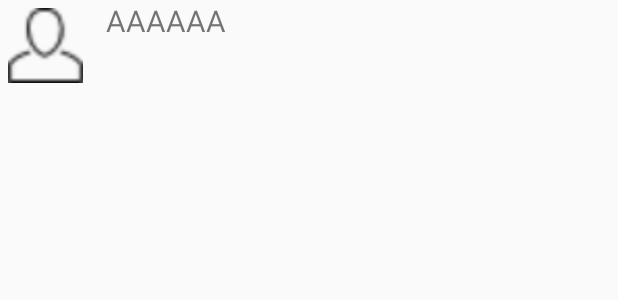
After one commit to eunji6546/CS496_Project2, an Android app: the layout listviewlayout.xml on its own in the app's theme, with its tools: preview values and no code run, on a phone screen of 412 x 824 dp. The commit adds this screen. Shown: the top 300 px of the screen. Run offline under Robolectric (Android 15) with nearby library versions, the phone set to English and light mode, and no system bars.

Commit message:
Classes & layouts for tab_a

```diff
--- a/app/src/main/java/com/example/q/practice_a/MainActivity.java
+++ b/app/src/main/java/com/example/q/practice_a/MainActivity.java
@@ -75,6 +75,7 @@ public class MainActivity extends FragmentActivity {
             @Override
             public void onSuccess(LoginResult loginResult) {
                 Toast.makeText(getApplicationContext(), "Login Succeed", Toast.LENGTH_SHORT).show();
+
 
                 new GraphRequest(
                         AccessToken.getCurrentAccessToken(),
--- /dev/null
+++ b/app/src/main/res/layout/listviewlayout.xml
@@ -0,0 +1,36 @@
+<?xml version="1.0" encoding="utf-8"?>
+<RelativeLayout xmlns:android="http://schemas.android.com/apk/res/android"
+    android:orientation="vertical" android:layout_width="match_parent"
+    android:layout_height="match_parent">
+    <ImageView
+        android:id="@+id/mPhoto"
+        android:layout_width="50dp"
+        android:layout_height="50dp"
+        android:layout_alignParentLeft="true"
+        android:layout_margin="5dp"
+        android:src="@drawable/blank_user_profile"
+        />
+    <TextView
+        android:id ="@+id/mName"
+        android:layout_width="wrap_content"
+        android:layout_height="wrap_content"
+        android:textSize="20sp"
+        android:layout_alignParentTop="true"
+        android:layout_toRightOf="@id/mPhoto"
+        android:layout_marginLeft="10dp"
+        android:text="AAAAAA"/>
+    <TextView
+        android:id="@+id/mNumberOrEmail"
+        android:layout_width="wrap_content"
+        android:layout_height="wrap_content"
+        android:textSize="20sp"
+        android:layout_below="@id/mName"
+        android:layout_alignLeft="@id/mName" />
+    <ImageView
+        android:id="@+id/mContactType"
+        android:layout_width="50dp"
+        android:layout_height="50dp"
+        android:layout_alignParentRight="true"
+        android:layout_margin="5dp" />
+
+</RelativeLayout>
```
Also changed, not shown: app/src/main/java/com/example/q/practice_a/Tab1Fragment.java (+20 -73 lines), app/src/main/java/com/example/q/practice_a/ViewHolder.java (added, +14 -0 lines), app/src/main/java/com/example/q/practice_a/dummy/ListViewAdapter.java (added, +90 -0 lines), app/src/main/java/com/example/q/practice_a/dummy/OneContact.java (added, +29 -0 lines), app/src/main/res/layout/fragment_tab1.xml (+7 -4 lines), app/src/main/res/drawable/blank_user_profile.png (added), app/src/main/res/drawable/facebook_logo.png (added), app/src/main/res/drawable/phonebook.png (added).
